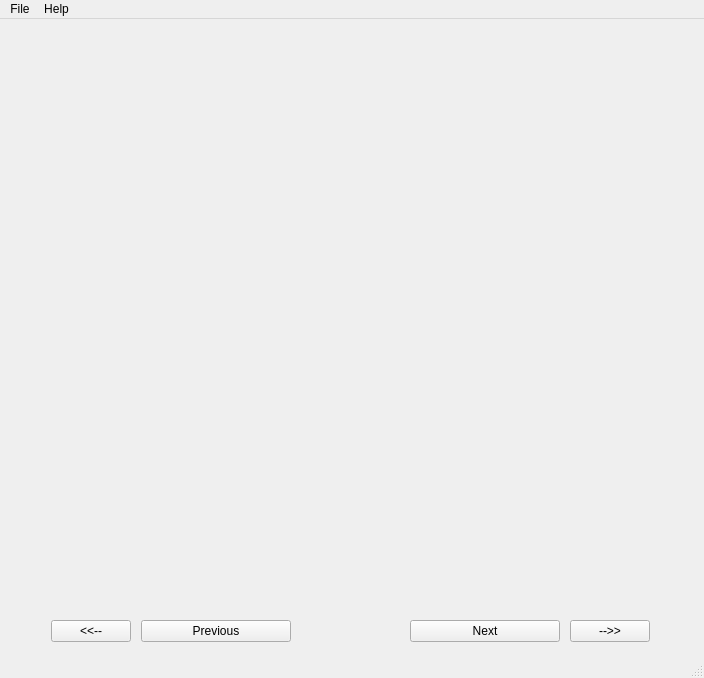
Qt form imageview.ui (rsaini/ImageView) before a commit.
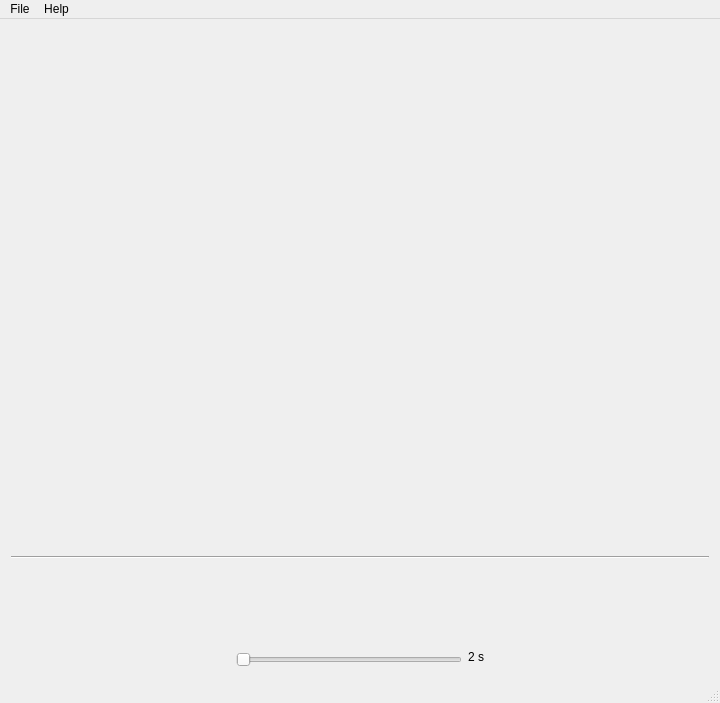
The same form after that commit.

Patch:
```diff
--- a/imageview.ui
+++ b/imageview.ui
@@ -6,63 +6,47 @@
    <rect>
     <x>0</x>
     <y>0</y>
-    <width>704</width>
+    <width>720</width>
     <height>678</height>
    </rect>
   </property>
   <property name="sizePolicy">
-   <sizepolicy hsizetype="Fixed" vsizetype="Fixed">
+   <sizepolicy hsizetype="Expanding" vsizetype="Expanding">
     <horstretch>0</horstretch>
     <verstretch>0</verstretch>
    </sizepolicy>
   </property>
   <property name="minimumSize">
    <size>
-    <width>630</width>
-    <height>630</height>
+    <width>0</width>
+    <height>0</height>
    </size>
   </property>
   <property name="maximumSize">
    <size>
-    <width>704</width>
-    <height>678</height>
+    <width>16777215</width>
+    <height>16777215</height>
    </size>
   </property>
   <property name="windowTitle">
    <string>ImageView</string>
   </property>
   <widget class="QWidget" name="centralWidget">
-   <widget class="QWidget" name="layoutWidget">
-    <property name="geometry">
-     <rect>
-      <x>40</x>
-      <y>10</y>
-      <width>621</width>
-      <height>624</height>
-     </rect>
-    </property>
     <layout class="QVBoxLayout" name="verticalLayout">
-     <property name="sizeConstraint">
-      <enum>QLayout::SetDefaultConstraint</enum>
-     </property>
-     <item>
-      <spacer name="verticalSpacer_3">
-       <property name="orientation">
-        <enum>Qt::Vertical</enum>
-       </property>
-       <property name="sizeType">
-        <enum>QSizePolicy::Fixed</enum>
-       </property>
-       <property name="sizeHint" stdset="0">
-        <size>
-         <width>20</width>
-         <height>10</height>
-        </size>
-       </property>
-      </spacer>
-     </item>
      <item>
       <widget class="QLabel" name="imageNameLabel">
+      <property name="sizePolicy">
+       <sizepolicy hsizetype="Expanding" vsizetype="Preferred">
+        <horstretch>0</horstretch>
+        <verstretch>0</verstretch>
+       </sizepolicy>
+      </property>
+      <property name="maximumSize">
+       <size>
+        <width>16777215</width>
+        <height>16777215</height>
+       </size>
+      </property>
        <property name="text">
         <string/>
        </property>
@@ -71,22 +55,6 @@
        </property>
       </widget>
      </item>
-     <item>
-      <spacer name="verticalSpacer_2">
-       <property name="orientation">
-        <enum>Qt::Vertical</enum>
-       </property>
-       <property name="sizeType">
-        <enum>QSizePolicy::Fixed</enum>
-       </property>
-       <property name="sizeHint" stdset="0">
-        <size>
-         <width>20</width>
-         <height>10</height>
-        </size>
-       </property>
-      </spacer>
-     </item>
      <item>
       <widget class="QLabel" name="imageLabel">
        <property name="sizePolicy">
@@ -101,6 +69,12 @@
          <height>500</height>
         </size>
        </property>
+      <property name="maximumSize">
+       <size>
+        <width>16777215</width>
+        <height>16777215</height>
+       </size>
+      </property>
        <property name="layoutDirection">
         <enum>Qt::LeftToRight</enum>
        </property>
@@ -113,73 +87,19 @@
       </widget>
      </item>
      <item>
-      <spacer name="verticalSpacer">
-       <property name="orientation">
-        <enum>Qt::Vertical</enum>
-       </property>
-       <property name="sizeType">
-        <enum>QSizePolicy::Fixed</enum>
-       </property>
-       <property name="sizeHint" stdset="0">
-        <size>
-         <width>20</width>
-         <height>20</height>
-        </size>
-       </property>
-      </spacer>
-     </item>
-     <item>
-      <layout class="QHBoxLayout" name="horizontalLayout">
-       <property name="sizeConstraint">
-        <enum>QLayout::SetDefaultConstraint</enum>
-       </property>
-       <item>
-        <widget class="QPushButton" name="beginButton">
-         <property name="text">
-          <string>&lt;&lt;--</string>
-         </property>
-        </widget>
-       </item>
-       <item>
-        <spacer name="horizontalSpacer_3">
+     <widget class="Line" name="line">
          <property name="orientation">
           <enum>Qt::Horizontal</enum>
          </property>
-         <property name="sizeHint" stdset="0">
-          <size>
-           <width>40</width>
-           <height>20</height>
-          </size>
-         </property>
-        </spacer>
-       </item>
-       <item>
-        <widget class="QPushButton" name="previousButton">
-         <property name="minimumSize">
-          <size>
-           <width>150</width>
-           <height>0</height>
-          </size>
-         </property>
-         <property name="maximumSize">
-          <size>
-           <width>200</width>
-           <height>16777215</height>
-          </size>
-         </property>
-         <property name="text">
-          <string>Previous</string>
-         </property>
-        </widget>
-       </item>
+     </widget>
+    </item>
+    <item>
+     <layout class="QHBoxLayout" name="horizontalLayout_2">
        <item>
         <spacer name="horizontalSpacer">
          <property name="orientation">
           <enum>Qt::Horizontal</enum>
          </property>
-         <property name="sizeType">
-          <enum>QSizePolicy::Expanding</enum>
-         </property>
          <property name="sizeHint" stdset="0">
           <size>
            <width>40</width>
@@ -191,7 +111,7 @@
        <item>
         <widget class="QLabel" name="imageNumberLabel">
          <property name="sizePolicy">
-          <sizepolicy hsizetype="Fixed" vsizetype="Fixed">
+         <sizepolicy hsizetype="Expanding" vsizetype="Fixed">
            <horstretch>0</horstretch>
            <verstretch>0</verstretch>
           </sizepolicy>
@@ -204,7 +124,7 @@
          </property>
          <property name="maximumSize">
           <size>
-           <width>100</width>
+          <width>16777215</width>
            <height>16777215</height>
           </size>
          </property>
@@ -221,8 +141,160 @@
          <property name="orientation">
           <enum>Qt::Horizontal</enum>
          </property>
+        <property name="sizeHint" stdset="0">
+         <size>
+          <width>40</width>
+          <height>20</height>
+         </size>
+        </property>
+       </spacer>
+      </item>
+     </layout>
+    </item>
+    <item>
+     <layout class="QHBoxLayout" name="horizontalLayout">
+      <item>
+       <spacer name="horizontalSpacer_7">
+        <property name="orientation">
+         <enum>Qt::Horizontal</enum>
+        </property>
+        <property name="sizeHint" stdset="0">
+         <size>
+          <width>40</width>
+          <height>20</height>
+         </size>
+        </property>
+       </spacer>
+      </item>
+      <item>
+       <widget class="QPushButton" name="beginButton">
+        <property name="sizePolicy">
+         <sizepolicy hsizetype="Fixed" vsizetype="Fixed">
+          <horstretch>100</horstretch>
+          <verstretch>30</verstretch>
+         </sizepolicy>
+        </property>
+        <property name="minimumSize">
+         <size>
+          <width>48</width>
+          <height>48</height>
+         </size>
+        </property>
+        <property name="maximumSize">
+         <size>
+          <width>16777215</width>
+          <height>16777215</height>
+         </size>
+        </property>
+        <property name="text">
+         <string/>
+        </property>
+        <property name="flat">
+         <bool>true</bool>
+        </property>
+       </widget>
+      </item>
+      <item>
+       <spacer name="horizontalSpacer_5">
+        <property name="orientation">
+         <enum>Qt::Horizontal</enum>
+        </property>
          <property name="sizeType">
-          <enum>QSizePolicy::Expanding</enum>
+         <enum>QSizePolicy::Fixed</enum>
+        </property>
+        <property name="sizeHint" stdset="0">
+         <size>
+          <width>5</width>
+          <height>20</height>
+         </size>
+        </property>
+       </spacer>
+      </item>
+      <item>
+       <widget class="QPushButton" name="previousButton">
+        <property name="sizePolicy">
+         <sizepolicy hsizetype="Fixed" vsizetype="Fixed">
+          <horstretch>0</horstretch>
+          <verstretch>0</verstretch>
+         </sizepolicy>
+        </property>
+        <property name="minimumSize">
+         <size>
+          <width>48</width>
+          <height>48</height>
+         </size>
+        </property>
+        <property name="maximumSize">
+         <size>
+          <width>16777215</width>
+          <height>16777215</height>
+         </size>
+        </property>
+        <property name="text">
+         <string/>
+        </property>
+        <property name="flat">
+         <bool>true</bool>
+        </property>
+       </widget>
+      </item>
+      <item>
+       <spacer name="horizontalSpacer_3">
+        <property name="orientation">
+         <enum>Qt::Horizontal</enum>
+        </property>
+        <property name="sizeType">
+         <enum>QSizePolicy::Fixed</enum>
+        </property>
+        <property name="sizeHint" stdset="0">
+         <size>
+          <width>40</width>
+          <height>20</height>
+         </size>
+        </property>
+       </spacer>
+      </item>
+      <item>
+       <widget class="QPushButton" name="slideShowButton">
+        <property name="sizePolicy">
+         <sizepolicy hsizetype="Fixed" vsizetype="Fixed">
+          <horstretch>0</horstretch>
+          <verstretch>0</verstretch>
+         </sizepolicy>
+        </property>
+        <property name="minimumSize">
+         <size>
+          <width>48</width>
+          <height>48</height>
+         </size>
+        </property>
+        <property name="maximumSize">
+         <size>
+          <width>16777215</width>
+          <height>16777215</height>
+         </size>
+        </property>
+        <property name="text">
+         <string/>
+        </property>
+        <property name="iconSize">
+         <size>
+          <width>48</width>
+          <height>48</height>
+         </size>
+        </property>
+        <property name="flat">
+         <bool>true</bool>
+        </property>
+       </widget>
+      </item>
+      <item>
+       <spacer name="horizontalSpacer_4">
+        <property name="orientation">
+         <enum>Qt::Horizontal</enum>
+        </property>
+        <property name="sizeType">
+         <enum>QSizePolicy::Fixed</enum>
          </property>
          <property name="sizeHint" stdset="0">
           <size>
@@ -237,31 +309,43 @@
          <property name="enabled">
           <bool>true</bool>
          </property>
+        <property name="sizePolicy">
+         <sizepolicy hsizetype="Fixed" vsizetype="Fixed">
+          <horstretch>150</horstretch>
+          <verstretch>30</verstretch>
+         </sizepolicy>
+        </property>
          <property name="minimumSize">
           <size>
-           <width>150</width>
-           <height>0</height>
+          <width>48</width>
+          <height>48</height>
           </size>
          </property>
          <property name="maximumSize">
           <size>
-           <width>100</width>
-           <height>100</height>
+          <width>16777215</width>
+          <height>16777215</height>
           </size>
          </property>
          <property name="text">
-          <string>Next</string>
+         <string/>
+        </property>
+        <property name="flat">
+         <bool>true</bool>
          </property>
         </widget>
        </item>
        <item>
-        <spacer name="horizontalSpacer_4">
+       <spacer name="horizontalSpacer_6">
          <property name="orientation">
           <enum>Qt::Horizontal</enum>
          </property>
+        <property name="sizeType">
+         <enum>QSizePolicy::Fixed</enum>
+        </property>
          <property name="sizeHint" stdset="0">
           <size>
-           <width>40</width>
+          <width>5</width>
            <height>20</height>
           </size>
          </property>
@@ -269,22 +353,130 @@
        </item>
        <item>
         <widget class="QPushButton" name="endButton">
+        <property name="sizePolicy">
+         <sizepolicy hsizetype="Fixed" vsizetype="Fixed">
+          <horstretch>100</horstretch>
+          <verstretch>30</verstretch>
+         </sizepolicy>
+        </property>
+        <property name="minimumSize">
+         <size>
+          <width>48</width>
+          <height>48</height>
+         </size>
+        </property>
+        <property name="maximumSize">
+         <size>
+          <width>16777215</width>
+          <height>16777215</height>
+         </size>
+        </property>
          <property name="text">
-          <string>--&gt;&gt;</string>
-         </property>
-        </widget>
-       </item>
-      </layout>
-     </item>
-    </layout>
-   </widget>
+         <string/>
+        </property>
+        <property name="flat">
+         <bool>true</bool>
+        </property>
+       </widget>
+      </item>
+      <item>
+       <spacer name="horizontalSpacer_8">
+        <property name="orientation">
+         <enum>Qt::Horizontal</enum>
+        </property>
+        <property name="sizeHint" stdset="0">
+         <size>
+          <width>40</width>
+          <height>20</height>
+         </size>
+        </property>
+       </spacer>
+      </item>
+     </layout>
+    </item>
+    <item>
+     <spacer name="verticalSpacer">
+      <property name="orientation">
+       <enum>Qt::Vertical</enum>
+      </property>
+      <property name="sizeType">
+       <enum>QSizePolicy::Fixed</enum>
+      </property>
+      <property name="sizeHint" stdset="0">
+       <size>
+        <width>17</width>
+        <height>5</height>
+       </size>
+      </property>
+     </spacer>
+    </item>
+    <item>
+     <layout class="QHBoxLayout" name="horizontalLayout_3">
+      <item>
+       <spacer name="horizontalSpacer_11">
+        <property name="orientation">
+         <enum>Qt::Horizontal</enum>
+        </property>
+        <property name="sizeHint" stdset="0">
+         <size>
+          <width>40</width>
+          <height>20</height>
+         </size>
+        </property>
+       </spacer>
+      </item>
+      <item>
+       <widget class="QSlider" name="slideShowDelaySlider">
+        <property name="sizePolicy">
+         <sizepolicy hsizetype="Expanding" vsizetype="Fixed">
+          <horstretch>0</horstretch>
+          <verstretch>0</verstretch>
+         </sizepolicy>
+        </property>
+        <property name="minimumSize">
+         <size>
+          <width>200</width>
+          <height>0</height>
+         </size>
+        </property>
+        <property name="orientation">
+         <enum>Qt::Horizontal</enum>
+        </property>
+       </widget>
+      </item>
+      <item>
+       <widget class="QLabel" name="slideShowDelayLabel">
+        <property name="text">
+         <string>2 s</string>
+        </property>
+        <property name="alignment">
+         <set>Qt::AlignLeading|Qt::AlignLeft|Qt::AlignTop</set>
+        </property>
+       </widget>
+      </item>
+      <item>
+       <spacer name="horizontalSpacer_10">
+        <property name="orientation">
+         <enum>Qt::Horizontal</enum>
+        </property>
+        <property name="sizeHint" stdset="0">
+         <size>
+          <width>40</width>
+          <height>20</height>
+         </size>
+        </property>
+       </spacer>
+      </item>
+     </layout>
+    </item>
+   </layout>
   </widget>
   <widget class="QMenuBar" name="menuBar">
    <property name="geometry">
     <rect>
      <x>0</x>
      <y>0</y>
-     <width>704</width>
+     <width>720</width>
      <height>21</height>
     </rect>
    </property>
```
Lines whose indentation alone changed are shown as unchanged.
